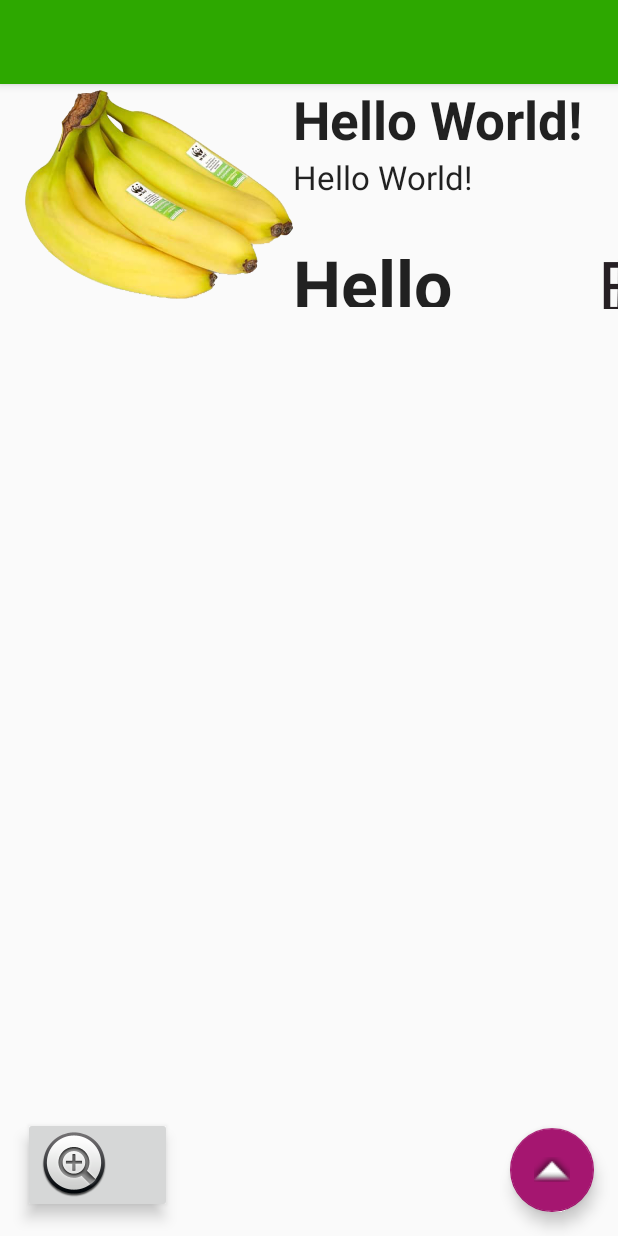
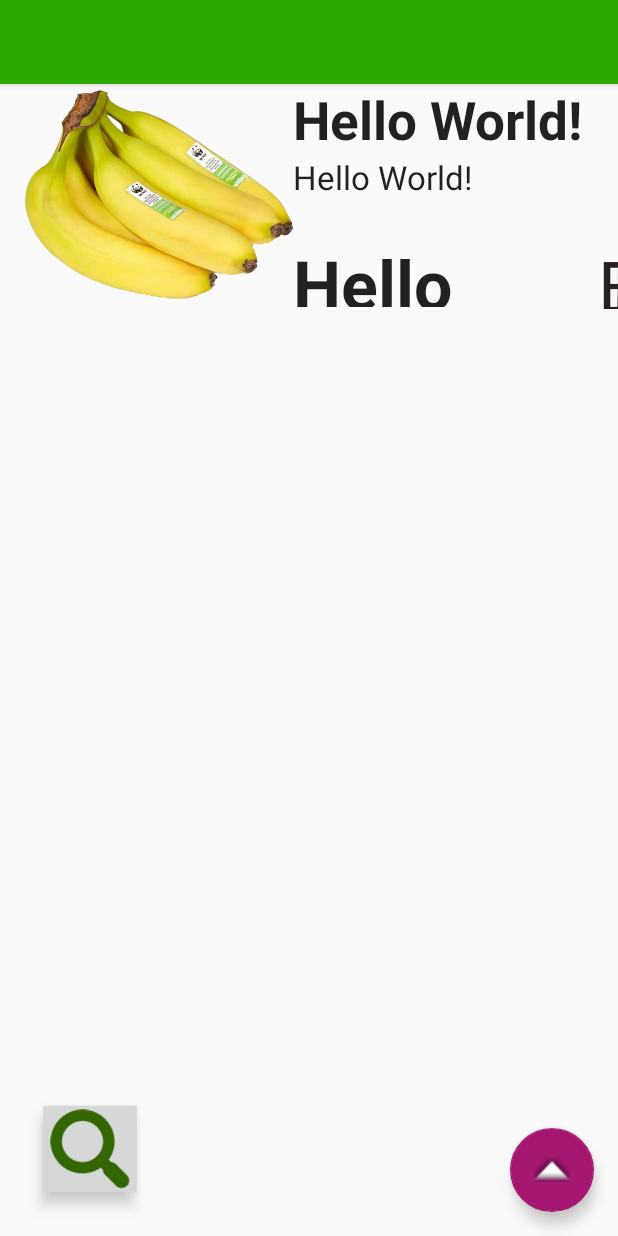
Before and after one commit to trapwired/ECO2.0, an Android app: the layout activity_info_preview.xml on its own in the app's theme, with its tools: preview values and no code run, on a phone screen of 412 x 824 dp. Run offline under Robolectric (Android 15) with nearby library versions, the phone set to English and light mode, and no system bars.

Commit message:
tired AF

```diff
--- a/app/src/main/AndroidManifest.xml
+++ b/app/src/main/AndroidManifest.xml
@@ -18,18 +18,19 @@
             android:name=".ScanActivity"
             android:label="@string/app_name"
             android:theme="@style/AppTheme.NoActionBar" >
+
+            </activity>
+
+        <activity
+            android:name=".InfoPreviewActivity"
+            android:label="@string/app_name"
+            android:theme="@style/AppTheme.NoActionBar">
             <intent-filter>
                 <action android:name="android.intent.action.MAIN" />
                 <action android:name="android.intent.action.VIEW" />
 
                 <category android:name="android.intent.category.LAUNCHER" />
             </intent-filter>
-            </activity>
-
-        <activity
-            android:name=".InfoPreviewActivity"
-            android:label="@string/app_name"
-            android:theme="@style/AppTheme.NoActionBar">
 
         </activity>
 
--- a/app/src/main/res/layout/activity_info_preview.xml
+++ b/app/src/main/res/layout/activity_info_preview.xml
@@ -85,10 +85,12 @@
         android:layout_width="wrap_content"
         android:layout_height="wrap_content"
         android:elevation="6dp"
+        android:scaleX="0.6"
+        android:scaleY="0.6"
         android:layout_gravity="start|bottom"
-        android:layout_marginLeft="15dp"
-        android:layout_marginBottom="15dp"
-        android:src="@android:drawable/btn_plus"
+        android:layout_marginLeft="4dp"
+        android:layout_marginBottom="4dp"
+        android:src="@drawable/icon_search"
         android:contentDescription="Hello" />
 
     <include layout="@layout/content_info_preview" />
```
Also changed, not shown: app/src/main/res/drawable/icon_search.png (added).
